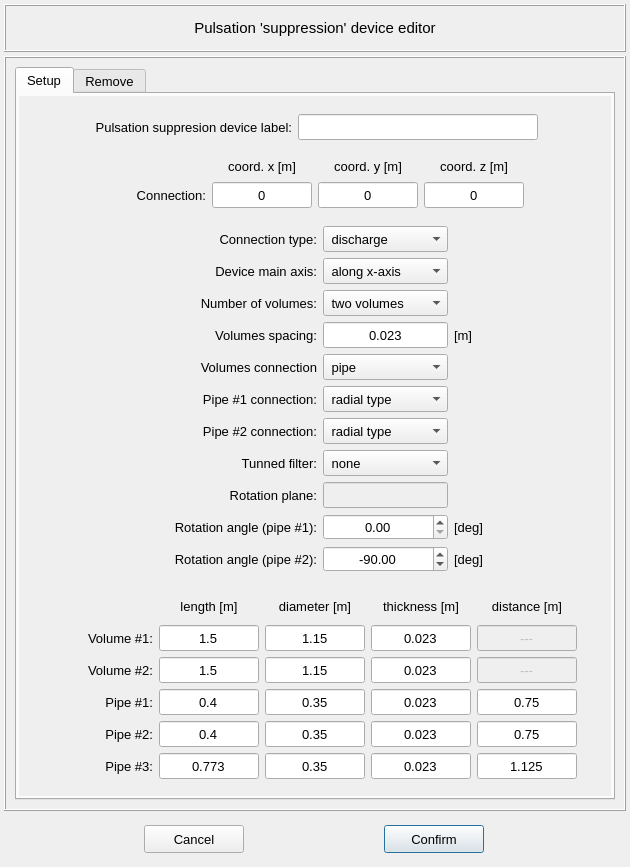
open-pulse/OpenPulse, file pulse/interface/ui_files/model/editor/pulsation_suppression_device_input.ui: the form before one commit.
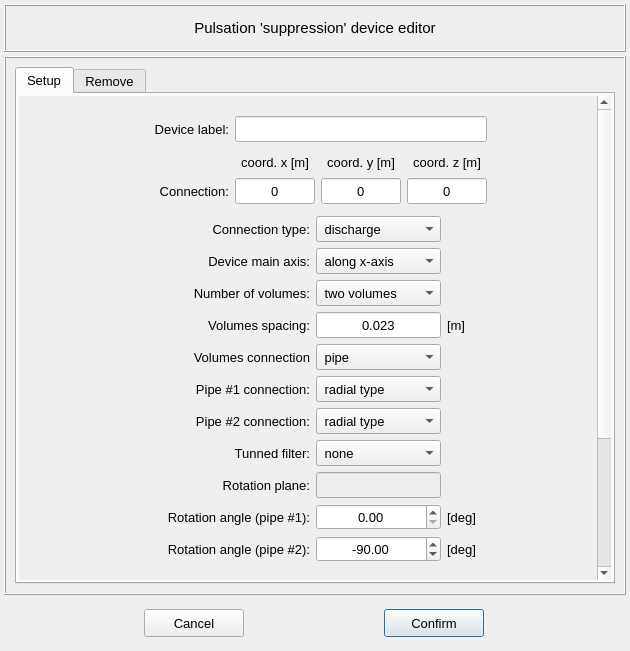
The form after the commit.

Diff of the .ui file:
```diff
--- a/pulse/interface/ui_files/model/editor/pulsation_suppression_device_input.ui
+++ b/pulse/interface/ui_files/model/editor/pulsation_suppression_device_input.ui
@@ -7,7 +7,7 @@
     <x>0</x>
     <y>0</y>
     <width>630</width>
-    <height>867</height>
+    <height>651</height>
    </rect>
   </property>
   <property name="windowTitle">
@@ -245,9 +245,9 @@
              <property name="geometry">
               <rect>
                <x>0</x>
-               <y>0</y>
-               <width>590</width>
-               <height>700</height>
+               <y>-204</y>
+               <width>573</width>
+               <height>688</height>
               </rect>
              </property>
              <layout class="QGridLayout" name="gridLayout_8">
@@ -271,7 +271,7 @@
                 <property name="minimumSize">
                  <size>
                   <width>0</width>
-                  <height>36</height>
+                  <height>44</height>
                  </size>
                 </property>
                 <property name="frameShape">
@@ -291,19 +291,19 @@
                   <number>4</number>
                  </property>
                  <property name="bottomMargin">
-                  <number>4</number>
+                  <number>2</number>
                  </property>
-                 <item row="0" column="2">
+                 <item row="1" column="2">
                   <widget class="QLineEdit" name="lineEdit_device_label">
                    <property name="minimumSize">
                     <size>
-                     <width>240</width>
+                     <width>252</width>
                      <height>26</height>
                     </size>
                    </property>
                    <property name="maximumSize">
                     <size>
-                     <width>240</width>
+                     <width>252</width>
                      <height>26</height>
                     </size>
                    </property>
@@ -320,17 +320,17 @@
                    </property>
                   </widget>
                  </item>
-                 <item row="0" column="1">
+                 <item row="1" column="1">
                   <widget class="QLabel" name="label_12">
                    <property name="minimumSize">
                     <size>
-                     <width>200</width>
+                     <width>100</width>
                      <height>26</height>
                     </size>
                    </property>
                    <property name="maximumSize">
                     <size>
-                     <width>220</width>
+                     <width>100</width>
                      <height>26</height>
                     </size>
                    </property>
@@ -340,14 +340,14 @@
                     </font>
                    </property>
                    <property name="text">
-                    <string>Pulsation suppresion device label:</string>
+                    <string>Device label:</string>
                    </property>
                    <property name="alignment">
                     <set>Qt::AlignRight|Qt::AlignTrailing|Qt::AlignVCenter</set>
                    </property>
                   </widget>
                  </item>
-                 <item row="0" column="0">
+                 <item row="1" column="0">
                   <spacer name="horizontalSpacer_5">
                    <property name="orientation">
                     <enum>Qt::Horizontal</enum>
@@ -360,7 +360,7 @@
                    </property>
                   </spacer>
                  </item>
-                 <item row="0" column="3">
+                 <item row="1" column="3">
                   <spacer name="horizontalSpacer_6">
                    <property name="orientation">
                     <enum>Qt::Horizontal</enum>
@@ -373,6 +373,19 @@
                    </property>
                   </spacer>
                  </item>
+                 <item row="0" column="2">
+                  <spacer name="verticalSpacer_7">
+                   <property name="orientation">
+                    <enum>Qt::Vertical</enum>
+                   </property>
+                   <property name="sizeHint" stdset="0">
+                    <size>
+                     <width>20</width>
+                     <height>40</height>
+                    </size>
+                   </property>
+                  </spacer>
+                 </item>
                 </layout>
                </widget>
               </item>
@@ -1496,7 +1509,7 @@
                     </font>
                    </property>
                    <property name="text">
-                    <string>0.75</string>
+                    <string>1.5</string>
                    </property>
                    <property name="alignment">
                     <set>Qt::AlignCenter</set>
@@ -1653,7 +1666,7 @@
                     </font>
                    </property>
                    <property name="text">
-                    <string>1.5</string>
+                    <string>2</string>
                    </property>
                    <property name="alignment">
                     <set>Qt::AlignCenter</set>
@@ -1734,7 +1747,7 @@
                     </font>
                    </property>
                    <property name="text">
-                    <string>1.5</string>
+                    <string>2</string>
                    </property>
                    <property name="alignment">
                     <set>Qt::AlignCenter</set>
@@ -1801,7 +1814,7 @@
                     </font>
                    </property>
                    <property name="text">
-                    <string>0.75</string>
+                    <string>0.5</string>
                    </property>
                    <property name="alignment">
                     <set>Qt::AlignCenter</set>
@@ -1949,7 +1962,7 @@
                     </font>
                    </property>
                    <property name="text">
-                    <string>1.125</string>
+                    <string>0.75</string>
                    </property>
                    <property name="alignment">
                     <set>Qt::AlignCenter</set>
@@ -2118,14 +2131,14 @@
                   <widget class="QLabel" name="label_8">
                    <property name="minimumSize">
                     <size>
-                     <width>100</width>
-                     <height>26</height>
+                     <width>0</width>
+                     <height>20</height>
                     </size>
                    </property>
                    <property name="maximumSize">
                     <size>
-                     <width>100</width>
-                     <height>26</height>
+                     <width>80</width>
+                     <height>20</height>
                     </size>
                    </property>
                    <property name="text">
@@ -2140,14 +2153,14 @@
                   <widget class="QLabel" name="label_9">
                    <property name="minimumSize">
                     <size>
-                     <width>100</width>
-                     <height>26</height>
+                     <width>0</width>
+                     <height>20</height>
                     </size>
                    </property>
                    <property name="maximumSize">
                     <size>
-                     <width>100</width>
-                     <height>26</height>
+                     <width>80</width>
+                     <height>20</height>
                     </size>
                    </property>
                    <property name="text">
@@ -2162,14 +2175,14 @@
                   <widget class="QLabel" name="label_10">
                    <property name="minimumSize">
                     <size>
-                     <width>100</width>
-                     <height>26</height>
+                     <width>0</width>
+                     <height>20</height>
                     </size>
                    </property>
                    <property name="maximumSize">
                     <size>
-                     <width>100</width>
-                     <height>26</height>
+                     <width>80</width>
+                     <height>20</height>
                     </size>
                    </property>
                    <property name="text">
@@ -2197,13 +2210,13 @@
                   <widget class="QLineEdit" name="lineEdit_connecting_coord_x">
                    <property name="minimumSize">
                     <size>
-                     <width>100</width>
+                     <width>80</width>
                      <height>26</height>
                     </size>
                    </property>
                    <property name="maximumSize">
                     <size>
-                     <width>100</width>
+                     <width>80</width>
                      <height>26</height>
                     </size>
                    </property>
@@ -2224,13 +2237,13 @@
                   <widget class="QLineEdit" name="lineEdit_connecting_coord_y">
                    <property name="minimumSize">
                     <size>
-                     <width>100</width>
+                     <width>80</width>
                      <height>26</height>
                     </size>
                    </property>
                    <property name="maximumSize">
                     <size>
-                     <width>100</width>
+                     <width>80</width>
                      <height>26</height>
                     </size>
                    </property>
@@ -2251,13 +2264,13 @@
                   <widget class="QLineEdit" name="lineEdit_connecting_coord_z">
                    <property name="minimumSize">
                     <size>
-                     <width>100</width>
+                     <width>80</width>
                      <height>26</height>
                     </size>
                    </property>
                    <property name="maximumSize">
                     <size>
-                     <width>100</width>
+                     <width>80</width>
                      <height>26</height>
                     </size>
                    </property>
```
